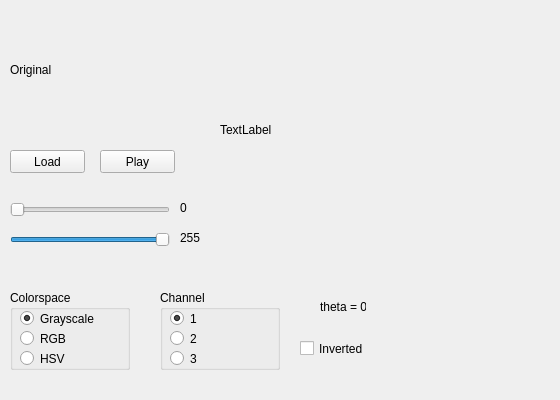
Qt form ThresholdTest/mainwindow.ui (iti-luebeck/HANSE2011) before a commit.
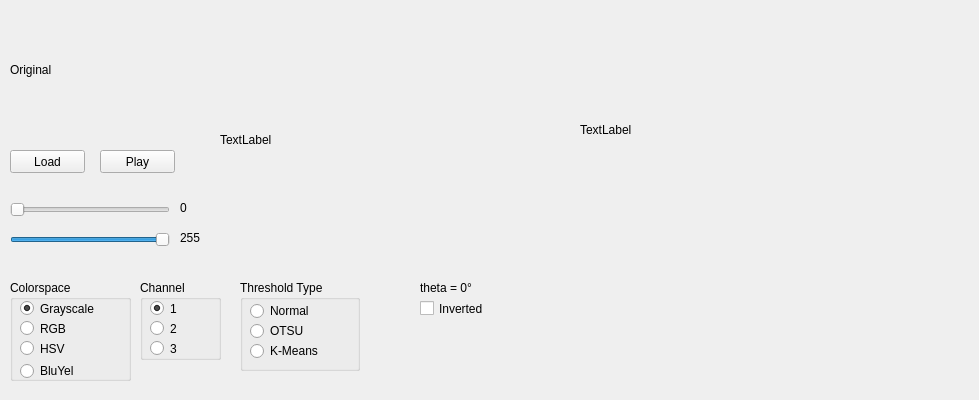
The same form after that commit.

What changed in the file:
```diff
--- a/ThresholdTest/mainwindow.ui
+++ b/ThresholdTest/mainwindow.ui
@@ -6,7 +6,7 @@
    <rect>
     <x>0</x>
     <y>0</y>
-    <width>560</width>
+    <width>979</width>
     <height>400</height>
    </rect>
   </property>
@@ -68,7 +68,7 @@
    <widget class="QLabel" name="label">
     <property name="geometry">
      <rect>
-      <x>220</x>
+      <x>580</x>
       <y>10</y>
       <width>320</width>
       <height>240</height>
@@ -98,9 +98,9 @@
     <property name="geometry">
      <rect>
       <x>10</x>
-      <y>290</y>
-      <width>120</width>
-      <height>80</height>
+      <y>280</y>
+      <width>121</width>
+      <height>101</height>
      </rect>
     </property>
     <property name="title">
@@ -111,7 +111,7 @@
       <rect>
        <x>10</x>
        <y>20</y>
-       <width>82</width>
+       <width>101</width>
        <height>17</height>
       </rect>
      </property>
@@ -148,13 +148,26 @@
       <string>HSV</string>
      </property>
     </widget>
+    <widget class="QRadioButton" name="bluyelRadiButton">
+     <property name="geometry">
+      <rect>
+       <x>10</x>
+       <y>80</y>
+       <width>117</width>
+       <height>22</height>
+      </rect>
+     </property>
+     <property name="text">
+      <string>BluYel</string>
+     </property>
+    </widget>
    </widget>
    <widget class="QGroupBox" name="channelBox">
     <property name="geometry">
      <rect>
-      <x>160</x>
-      <y>290</y>
-      <width>120</width>
+      <x>140</x>
+      <y>280</y>
+      <width>81</width>
       <height>80</height>
      </rect>
     </property>
@@ -233,10 +246,10 @@
    <widget class="QLabel" name="rotationLabel">
     <property name="geometry">
      <rect>
-      <x>320</x>
-      <y>300</y>
-      <width>46</width>
-      <height>13</height>
+      <x>420</x>
+      <y>280</y>
+      <width>91</width>
+      <height>16</height>
      </rect>
     </property>
     <property name="text">
@@ -246,9 +259,9 @@
    <widget class="QCheckBox" name="invertCheckBox">
     <property name="geometry">
      <rect>
-      <x>300</x>
-      <y>340</y>
-      <width>70</width>
+      <x>420</x>
+      <y>300</y>
+      <width>91</width>
       <height>17</height>
      </rect>
     </property>
@@ -269,6 +282,74 @@
      <string>Play</string>
     </property>
    </widget>
+   <widget class="QGroupBox" name="groupBox">
+    <property name="geometry">
+     <rect>
+      <x>240</x>
+      <y>280</y>
+      <width>120</width>
+      <height>91</height>
+     </rect>
+    </property>
+    <property name="title">
+     <string>Threshold Type</string>
+    </property>
+    <widget class="QRadioButton" name="normalRadioButton">
+     <property name="geometry">
+      <rect>
+       <x>10</x>
+       <y>20</y>
+       <width>117</width>
+       <height>22</height>
+      </rect>
+     </property>
+     <property name="text">
+      <string>Normal</string>
+     </property>
+    </widget>
+    <widget class="QRadioButton" name="otsuRadioButton">
+     <property name="geometry">
+      <rect>
+       <x>10</x>
+       <y>40</y>
+       <width>117</width>
+       <height>22</height>
+      </rect>
+     </property>
+     <property name="text">
+      <string>OTSU</string>
+     </property>
+    </widget>
+    <widget class="QRadioButton" name="kmeansRadioButton">
+     <property name="geometry">
+      <rect>
+       <x>10</x>
+       <y>60</y>
+       <width>117</width>
+       <height>22</height>
+      </rect>
+     </property>
+     <property name="text">
+      <string>K-Means</string>
+     </property>
+    </widget>
+   </widget>
+   <widget class="QLabel" name="channelLabel">
+    <property name="geometry">
+     <rect>
+      <x>220</x>
+      <y>20</y>
+      <width>320</width>
+      <height>240</height>
+     </rect>
+    </property>
+    <property name="text">
+     <string>TextLabel</string>
+    </property>
+    <property name="scaledContents">
+     <bool>true</bool>
+    </property>
+   </widget>
   </widget>
  </widget>
  <layoutdefault spacing="6" margin="11"/>
```
